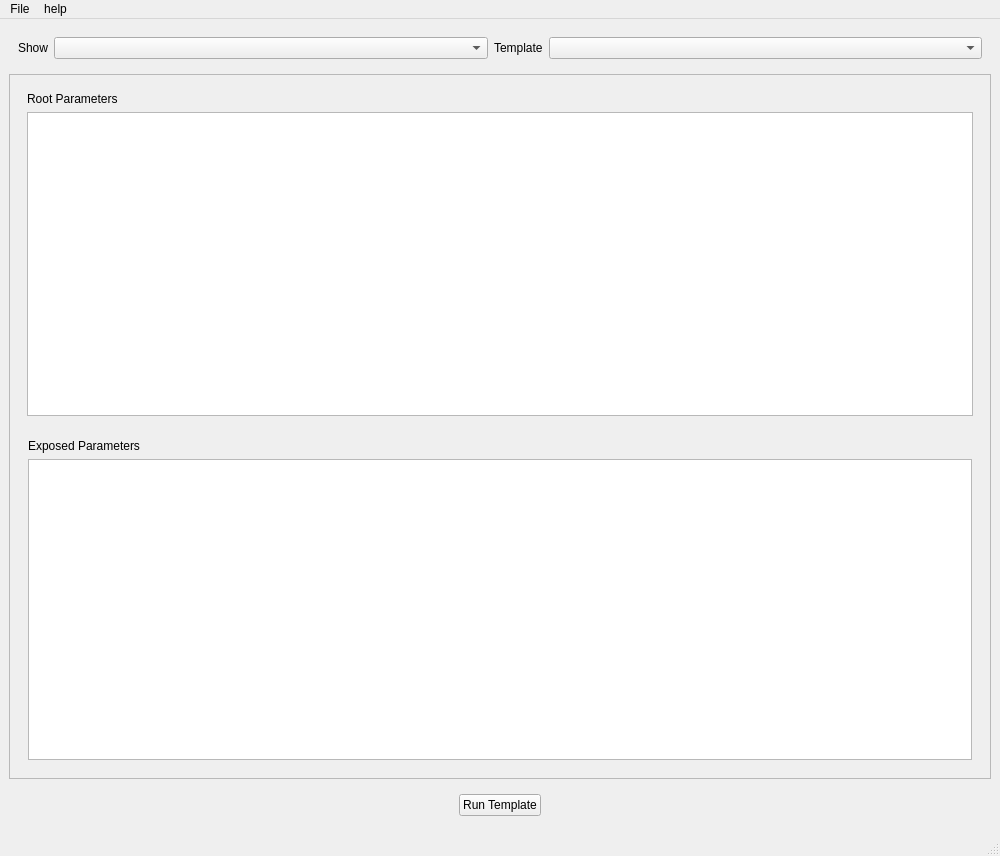
Old version of the form src/comfyui_remote/ui/resources/comfyui_remote.ui in the repository cmyoussef/comfyui-remote.
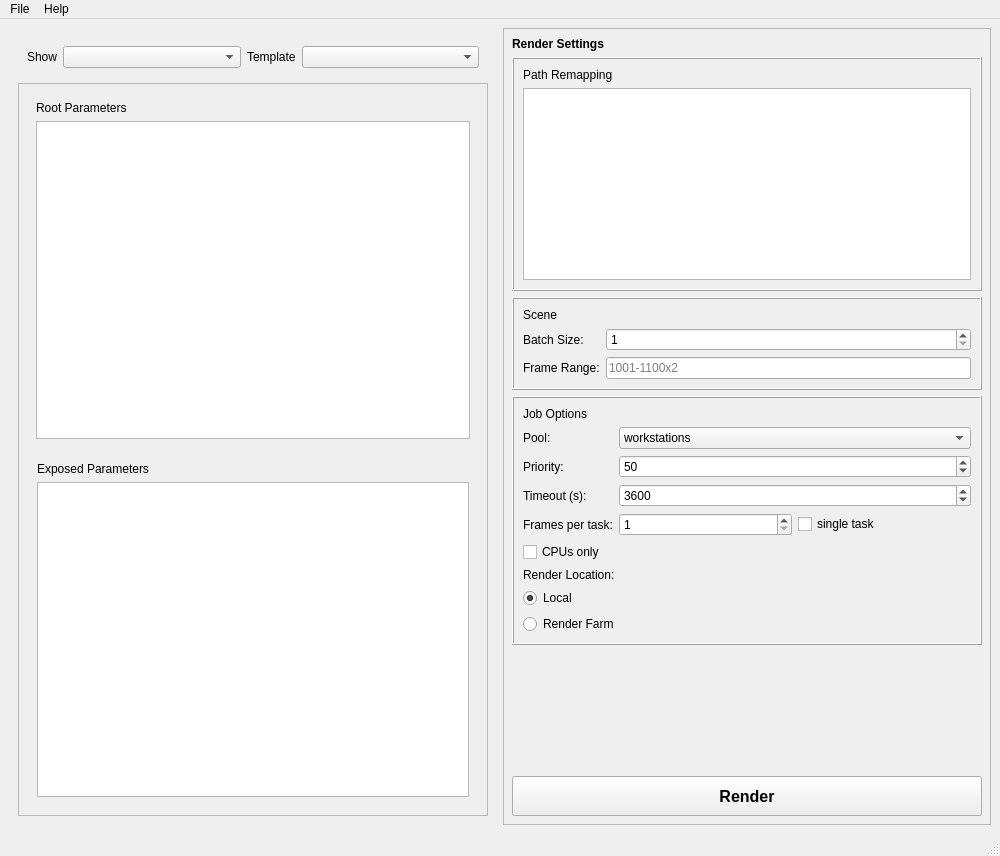
New version of the form.

Commit message: farm rendering

Diff of the .ui file:
```diff
--- a/src/comfyui_remote/ui/resources/comfyui_remote.ui
+++ b/src/comfyui_remote/ui/resources/comfyui_remote.ui
@@ -17,8 +17,17 @@
    <string>comfyRemote - UI </string>
   </property>
   <widget class="QWidget" name="centralwidget">
-   <layout class="QGridLayout" name="gridLayout_3">
-    <item row="0" column="0">
+   <layout class="QHBoxLayout" name="horizontalLayout_main">
+    <item>
+     <widget class="QFrame" name="frame_left_panel">
+      <property name="frameShape">
+       <enum>QFrame::NoFrame</enum>
+      </property>
+      <property name="frameShadow">
+       <enum>QFrame::Plain</enum>
+      </property>
+      <layout class="QVBoxLayout" name="verticalLayout_left">
+       <item>
      <widget class="QFrame" name="frame_input">
       <property name="frameShape">
        <enum>QFrame::NoFrame</enum>
@@ -78,36 +87,7 @@
       </layout>
      </widget>
     </item>
-    <item row="2" column="0">
-     <widget class="QFrame" name="frame_output">
-      <property name="frameShape">
-       <enum>QFrame::NoFrame</enum>
-      </property>
-      <property name="frameShadow">
-       <enum>QFrame::Raised</enum>
-      </property>
-      <layout class="QGridLayout" name="gridLayout_2">
-       <item row="0" column="0">
-        <layout class="QGridLayout" name="gridLayout_4">
-         <item row="0" column="0">
-          <widget class="QPushButton" name="run">
-           <property name="sizePolicy">
-            <sizepolicy hsizetype="Fixed" vsizetype="Fixed">
-             <horstretch>0</horstretch>
-             <verstretch>0</verstretch>
-            </sizepolicy>
-           </property>
-           <property name="text">
-            <string>Run Template</string>
-           </property>
-          </widget>
-         </item>
-        </layout>
-       </item>
-      </layout>
-     </widget>
-    </item>
-    <item row="1" column="0">
+       <item>
      <widget class="QFrame" name="frame_data">
       <property name="frameShape">
        <enum>QFrame::StyledPanel</enum>
@@ -203,6 +183,339 @@
     </item>
    </layout>
   </widget>
+    </item>
+    <item>
+     <widget class="QFrame" name="frame_render_settings">
+      <property name="sizePolicy">
+       <sizepolicy hsizetype="Preferred" vsizetype="Expanding">
+        <horstretch>0</horstretch>
+        <verstretch>0</verstretch>
+       </sizepolicy>
+      </property>
+      <property name="minimumSize">
+       <size>
+        <width>300</width>
+        <height>0</height>
+       </size>
+      </property>
+      <property name="frameShape">
+       <enum>QFrame::StyledPanel</enum>
+      </property>
+      <property name="frameShadow">
+       <enum>QFrame::Raised</enum>
+      </property>
+      <layout class="QVBoxLayout" name="verticalLayout_render_settings">
+       <property name="leftMargin">
+        <number>8</number>
+       </property>
+       <property name="topMargin">
+        <number>8</number>
+       </property>
+       <property name="rightMargin">
+        <number>8</number>
+       </property>
+       <property name="bottomMargin">
+        <number>8</number>
+       </property>
+       <item>
+        <widget class="QLabel" name="label_render_settings">
+         <property name="font">
+          <font>
+           <weight>75</weight>
+           <bold>true</bold>
+          </font>
+         </property>
+         <property name="text">
+          <string>Render Settings</string>
+         </property>
+        </widget>
+       </item>
+       <item>
+        <widget class="QFrame" name="frame_path_remapping">
+         <property name="frameShape">
+          <enum>QFrame::Box</enum>
+         </property>
+         <property name="frameShadow">
+          <enum>QFrame::Raised</enum>
+         </property>
+         <layout class="QVBoxLayout" name="verticalLayout_path_remapping">
+          <item>
+           <widget class="QLabel" name="label_path_remapping">
+            <property name="text">
+             <string>Path Remapping</string>
+            </property>
+           </widget>
+          </item>
+          <item>
+           <widget class="QTableView" name="tableView_PathRemapping">
+            <property name="minimumSize">
+             <size>
+              <width>0</width>
+              <height>100</height>
+             </size>
+            </property>
+            <attribute name="horizontalHeaderDefaultSectionSize">
+             <number>130</number>
+            </attribute>
+            <attribute name="horizontalHeaderStretchLastSection">
+             <bool>true</bool>
+            </attribute>
+            <attribute name="verticalHeaderVisible">
+             <bool>false</bool>
+            </attribute>
+           </widget>
+          </item>
+         </layout>
+        </widget>
+       </item>
+       <item>
+        <widget class="QFrame" name="frame_scene">
+         <property name="frameShape">
+          <enum>QFrame::Box</enum>
+         </property>
+         <property name="frameShadow">
+          <enum>QFrame::Raised</enum>
+         </property>
+         <layout class="QFormLayout" name="formLayout_scene">
+          <item row="0" column="0" colspan="2">
+           <widget class="QLabel" name="label_scene">
+            <property name="text">
+             <string>Scene</string>
+            </property>
+           </widget>
+          </item>
+          <item row="1" column="0">
+           <widget class="QLabel" name="label_batch_size">
+            <property name="text">
+             <string>Batch Size:</string>
+            </property>
+           </widget>
+          </item>
+          <item row="1" column="1">
+           <widget class="QSpinBox" name="spinBox_batch_size">
+            <property name="minimum">
+             <number>1</number>
+            </property>
+            <property name="maximum">
+             <number>999</number>
+            </property>
+            <property name="value">
+             <number>1</number>
+            </property>
+           </widget>
+          </item>
+          <item row="2" column="0">
+           <widget class="QLabel" name="label_frame_range">
+            <property name="text">
+             <string>Frame Range:</string>
+            </property>
+           </widget>
+          </item>
+          <item row="2" column="1">
+           <widget class="QLineEdit" name="lineEdit_frame_range">
+            <property name="placeholderText">
+             <string>1001-1100x2</string>
+            </property>
+           </widget>
+          </item>
+         </layout>
+        </widget>
+       </item>
+       <item>
+        <widget class="QFrame" name="frame_job_options">
+         <property name="frameShape">
+          <enum>QFrame::Box</enum>
+         </property>
+         <property name="frameShadow">
+          <enum>QFrame::Raised</enum>
+         </property>
+         <layout class="QFormLayout" name="formLayout_job_options">
+          <item row="0" column="0" colspan="2">
+           <widget class="QLabel" name="label_job_options">
+            <property name="text">
+             <string>Job Options</string>
+            </property>
+           </widget>
+          </item>
+          <item row="1" column="0">
+           <widget class="QLabel" name="label_pool">
+            <property name="text">
+             <string>Pool:</string>
+            </property>
+           </widget>
+          </item>
+          <item row="1" column="1">
+           <widget class="QComboBox" name="comboBox_pool">
+            <item>
+             <property name="text">
+              <string>workstations</string>
+             </property>
+            </item>
+            <item>
+             <property name="text">
+              <string>gpus</string>
+             </property>
+            </item>
+            <item>
+             <property name="text">
+              <string>aiml</string>
+             </property>
+            </item>
+           </widget>
+          </item>
+          <item row="2" column="0">
+           <widget class="QLabel" name="label_priority">
+            <property name="text">
+             <string>Priority:</string>
+            </property>
+           </widget>
+          </item>
+          <item row="2" column="1">
+           <widget class="QSpinBox" name="spinBox_priority">
+            <property name="minimum">
+             <number>1</number>
+            </property>
+            <property name="maximum">
+             <number>100</number>
+            </property>
+            <property name="value">
+             <number>50</number>
+            </property>
+           </widget>
+          </item>
+          <item row="3" column="0">
+           <widget class="QLabel" name="label_timeout">
+            <property name="text">
+             <string>Timeout (s):</string>
+            </property>
+           </widget>
+          </item>
+          <item row="3" column="1">
+           <widget class="QSpinBox" name="spinBox_timeout">
+            <property name="minimum">
+             <number>1</number>
+            </property>
+            <property name="maximum">
+             <number>999999</number>
+            </property>
+            <property name="value">
+             <number>3600</number>
+            </property>
+           </widget>
+          </item>
+          <item row="4" column="0">
+           <widget class="QLabel" name="label_frames_per_task">
+            <property name="text">
+             <string>Frames per task:</string>
+            </property>
+           </widget>
+          </item>
+          <item row="4" column="1">
+           <layout class="QHBoxLayout" name="horizontalLayout_frames_per_task">
+            <item>
+             <widget class="QSpinBox" name="spinBox_frames_per_task">
+              <property name="minimum">
+               <number>1</number>
+              </property>
+              <property name="maximum">
+               <number>999</number>
+              </property>
+              <property name="value">
+               <number>1</number>
+              </property>
+             </widget>
+            </item>
+            <item>
+             <widget class="QCheckBox" name="checkBox_single_task">
+              <property name="text">
+               <string>single task</string>
+              </property>
+             </widget>
+            </item>
+           </layout>
+          </item>
+          <item row="5" column="0" colspan="2">
+           <widget class="QCheckBox" name="checkBox_cpus_only">
+            <property name="text">
+             <string>CPUs only</string>
+            </property>
+           </widget>
+          </item>
+          <item row="6" column="0" colspan="2">
+           <layout class="QVBoxLayout" name="verticalLayout_render_location">
+            <item>
+             <widget class="QLabel" name="label_render_location">
+              <property name="text">
+               <string>Render Location:</string>
+              </property>
+             </widget>
+            </item>
+            <item>
+             <widget class="QRadioButton" name="radioButton_local">
+              <property name="text">
+               <string>Local</string>
+              </property>
+              <property name="checked">
+               <bool>true</bool>
+              </property>
+             </widget>
+            </item>
+            <item>
+             <widget class="QRadioButton" name="radioButton_render_farm">
+              <property name="text">
+               <string>Render Farm</string>
+              </property>
+             </widget>
+            </item>
+           </layout>
+          </item>
+         </layout>
+        </widget>
+       </item>
+       <item>
+        <spacer name="verticalSpacer">
+         <property name="orientation">
+          <enum>Qt::Vertical</enum>
+         </property>
+         <property name="sizeHint" stdset="0">
+          <size>
+           <width>20</width>
+           <height>40</height>
+          </size>
+         </property>
+        </spacer>
+       </item>
+       <item>
+        <widget class="QPushButton" name="run">
+         <property name="sizePolicy">
+          <sizepolicy hsizetype="Preferred" vsizetype="Fixed">
+           <horstretch>0</horstretch>
+           <verstretch>0</verstretch>
+          </sizepolicy>
+         </property>
+         <property name="minimumSize">
+          <size>
+           <width>0</width>
+           <height>40</height>
+          </size>
+         </property>
+         <property name="font">
+          <font>
+           <pointsize>12</pointsize>
+           <weight>75</weight>
+           <bold>true</bold>
+          </font>
+         </property>
+         <property name="text">
+          <string>Render</string>
+         </property>
+        </widget>
+       </item>
+      </layout>
+     </widget>
+    </item>
+   </layout>
+  </widget>
   <widget class="QMenuBar" name="menubar">
    <property name="geometry">
     <rect>
@@ -223,7 +536,7 @@
    </widget>
    <widget class="QMenu" name="menuhelp">
     <property name="title">
-     <string>help</string>
+     <string>Help</string>
     </property>
     <addaction name="actionUser_Guide"/>
     <addaction name="actionTemplate_Guide"/>
```
Lines whose indentation alone changed are shown as unchanged. The commit also changes 26 other files.
